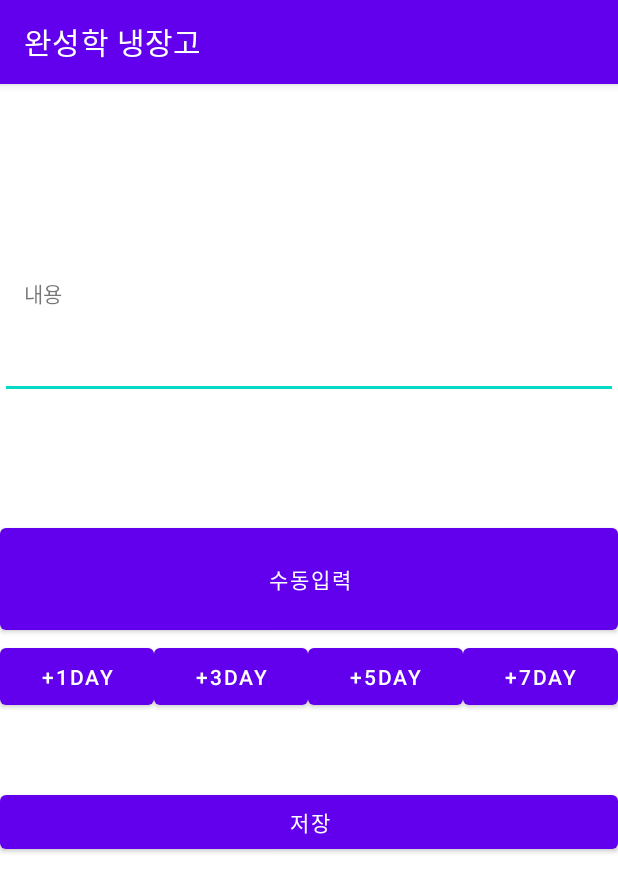
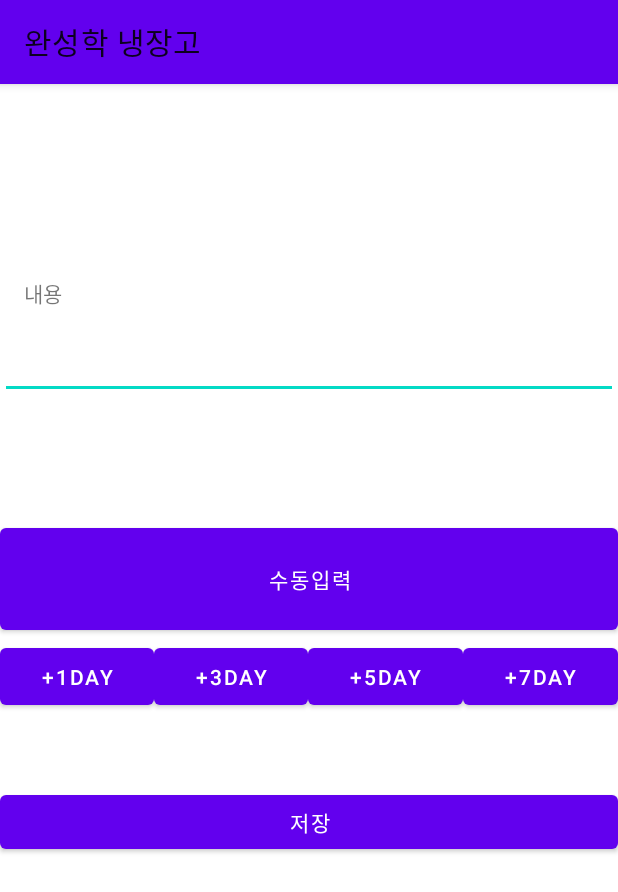
Before and after one commit to wansunghack/School-project, an Android app: the SubActivity screen opened directly, with no data from a screen before it, on a phone screen of 412 x 824 dp. Shown: the top 892 px of the screen. Run offline under Robolectric (Android 15) with nearby library versions, the phone set to English and light mode, and no system bars.

Commit message:
다크모드 삭제

```diff
--- a/app/src/main/res/values/themes.xml
+++ b/app/src/main/res/values/themes.xml
@@ -7,12 +7,13 @@
 
     <style name="AppTheme.AppBarOverlay" parent="ThemeOverlay.AppCompat.Dark.ActionBar" />
 
+
     <style name="AppTheme.PopupOverlay" parent="ThemeOverlay.AppCompat.Light" />
 
 
 
     <!-- Base application theme. -->
-    <style name="Theme.BarcodeDB" parent="Theme.MaterialComponents.DayNight.DarkActionBar">
+    <style name="Theme.BarcodeDB" parent="Theme.MaterialComponents.Light">
         <!-- Primary brand color. -->
         <item name="colorPrimary">@color/purple_500</item>
         <item name="colorPrimaryVariant">@color/purple_700</item>
@@ -20,9 +21,11 @@
         <!-- Secondary brand color. -->
         <item name="colorSecondary">@color/teal_200</item>
         <item name="colorSecondaryVariant">@color/teal_700</item>
-        <item name="colorOnSecondary">@color/black</item>
+        <item name="colorOnSecondary">@color/white</item>
         <!-- Status bar color. -->
         <item name="android:statusBarColor" tools:targetApi="l">?attr/colorPrimaryVariant</item>
+        <item name="colorOnBackground">@color/white</item>
+        colorOnBackground
         <!-- Customize your theme here. -->
     </style>
 </resources>
```
